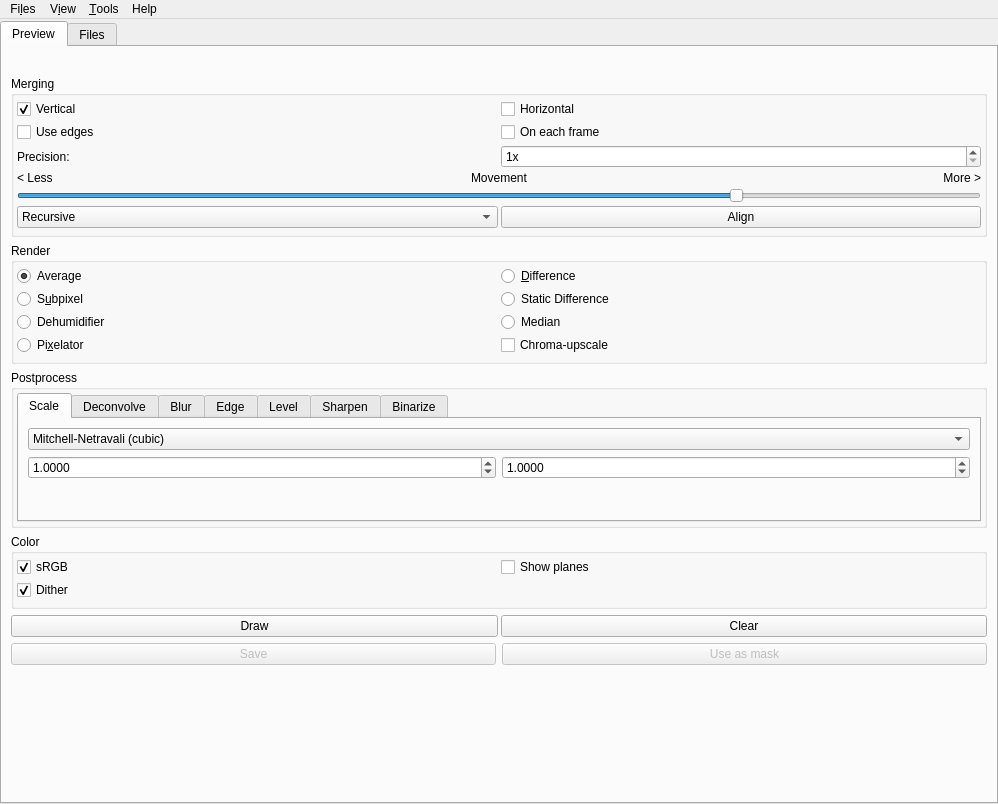
First picture: the form in src/gui/mainwindow.ui, repository spillerrec/Overmix, before the edit.
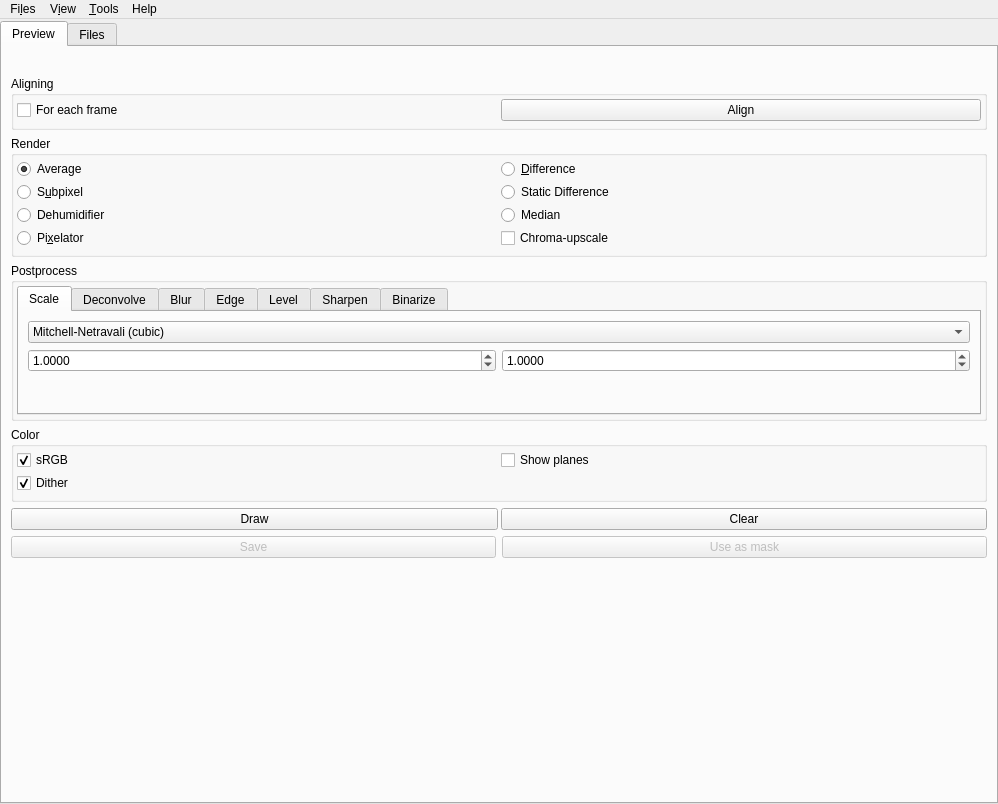
Second picture: the form after the edit.

```diff
--- a/src/gui/mainwindow.ui
+++ b/src/gui/mainwindow.ui
@@ -52,7 +52,7 @@
           <item>
            <widget class="QGroupBox" name="merge_group">
             <property name="title">
-             <string>Merging</string>
+             <string>Aligning</string>
             </property>
             <layout class="QVBoxLayout" name="verticalLayout_2">
              <property name="spacing">
@@ -70,179 +70,16 @@
              <property name="bottomMargin">
               <number>6</number>
              </property>
-             <item>
-              <layout class="QGridLayout" name="gridLayout_2">
-               <property name="spacing">
-                <number>3</number>
-               </property>
-               <item row="7" column="1">
-                <widget class="QSpinBox" name="merge_scale">
-                 <property name="toolTip">
-                  <string>Subpixel alignment factor</string>
-                 </property>
-                 <property name="suffix">
-                  <string>x</string>
-                 </property>
-                 <property name="minimum">
-                  <number>1</number>
-                 </property>
-                 <property name="maximum">
-                  <number>10</number>
-                 </property>
-                </widget>
-               </item>
-               <item row="7" column="0">
-                <widget class="QLabel" name="label_18">
-                 <property name="text">
-                  <string>Precision:</string>
-                 </property>
-                </widget>
-               </item>
-               <item row="4" column="1">
-                <widget class="QCheckBox" name="cbx_merge_v">
-                 <property name="text">
-                  <string>Horizontal</string>
-                 </property>
-                </widget>
-               </item>
-               <item row="4" column="0">
-                <widget class="QCheckBox" name="cbx_merge_h">
-                 <property name="text">
-                  <string>Vertical</string>
-                 </property>
-                 <property name="checked">
-                  <bool>true</bool>
-                 </property>
-                </widget>
-               </item>
-               <item row="5" column="1">
-                <widget class="QCheckBox" name="cbx_each_frame">
-                 <property name="toolTip">
-                  <string>Perform the alignment on each frame separately</string>
-                 </property>
-                 <property name="text">
-                  <string>On each frame</string>
-                 </property>
-                </widget>
-               </item>
-               <item row="5" column="0">
-                <widget class="QCheckBox" name="cbx_edges">
-                 <property name="toolTip">
-                  <string>Align using only the edges, can improve results with lightning changes</string>
-                 </property>
-                 <property name="text">
-                  <string>Use edges</string>
-                 </property>
-                </widget>
-               </item>
-              </layout>
-             </item>
-             <item>
-              <layout class="QHBoxLayout" name="horizontalLayout_3">
-               <item>
-                <widget class="QLabel" name="label_2">
-                 <property name="text">
-                  <string>&lt; Less</string>
-                 </property>
-                </widget>
-               </item>
-               <item>
-                <widget class="QLabel" name="label_3">
-                 <property name="text">
-                  <string>Movement</string>
-                 </property>
-                 <property name="alignment">
-                  <set>Qt::AlignCenter</set>
-                 </property>
-                </widget>
-               </item>
-               <item>
-                <widget class="QLabel" name="label">
-                 <property name="text">
-                  <string>More &gt;</string>
-                 </property>
-                 <property name="alignment">
-                  <set>Qt::AlignRight|Qt::AlignTrailing|Qt::AlignVCenter</set>
-                 </property>
-                </widget>
-               </item>
-              </layout>
-             </item>
-             <item>
-              <widget class="QSlider" name="merge_movement">
-               <property name="sizePolicy">
-                <sizepolicy hsizetype="Preferred" vsizetype="Fixed">
-                 <horstretch>0</horstretch>
-                 <verstretch>0</verstretch>
-                </sizepolicy>
-               </property>
-               <property name="maximum">
-                <number>100</number>
-               </property>
-               <property name="singleStep">
-                <number>5</number>
-               </property>
-               <property name="value">
-                <number>75</number>
-               </property>
-               <property name="orientation">
-                <enum>Qt::Horizontal</enum>
-               </property>
-              </widget>
-             </item>
              <item>
               <layout class="QHBoxLayout" name="horizontalLayout_2">
                <property name="spacing">
                 <number>3</number>
                </property>
                <item>
-                <widget class="QComboBox" name="merge_method">
-                 <property name="toolTip">
-                  <string>The algorithm used for aligning</string>
+                <widget class="QCheckBox" name="cbx_each_frame">
+                 <property name="text">
+                  <string>For each frame</string>
                  </property>
-                 <property name="currentIndex">
-                  <number>2</number>
-                 </property>
-                 <item>
-                  <property name="text">
-                   <string>None (stills)</string>
-                  </property>
-                 </item>
-                 <item>
-                  <property name="text">
-                   <string>Ordered</string>
-                  </property>
-                 </item>
-                 <item>
-                  <property name="text">
-                   <string>Recursive</string>
-                  </property>
-                 </item>
-                 <item>
-                  <property name="text">
-                   <string>Layered</string>
-                  </property>
-                 </item>
-                 <item>
-                  <property name="text">
-                   <string>Separate Frames</string>
-                  </property>
-                 </item>
-                 <item>
-                  <property name="text">
-                   <string>Align Frames</string>
-                  </property>
-                 </item>
-                 <item>
-                  <property name="text">
-                   <string>Fit to Linear Curve</string>
-                  </property>
-                 </item>
-                 <item>
-                  <property name="text">
-                   <string>SuperRes</string>
-                  </property>
-                 </item>
                 </widget>
                </item>
                <item>
```
Left out of the diff: 2 changed lines with no effect on the pictures.
